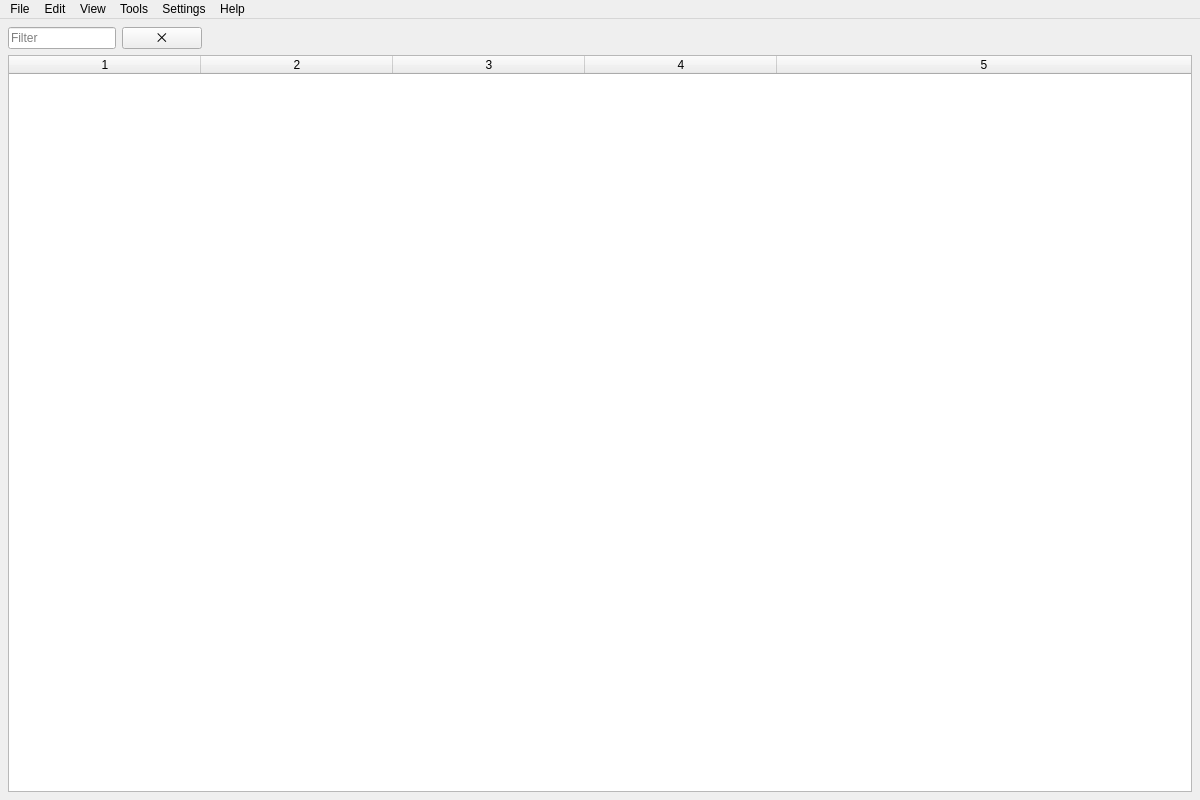
Ich73/BinJEditor, file Resources/Forms/window.ui: the form before one commit.
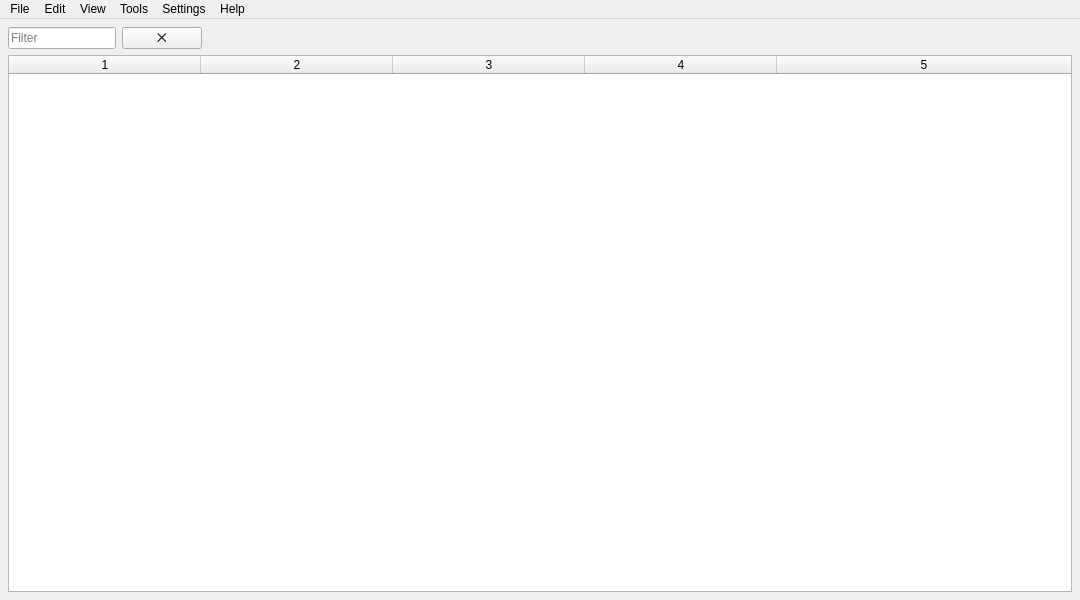
The form after the commit.

```diff
--- a/Resources/Forms/window.ui
+++ b/Resources/Forms/window.ui
@@ -6,8 +6,8 @@
    <rect>
     <x>0</x>
     <y>0</y>
-    <width>1200</width>
-    <height>800</height>
+    <width>1080</width>
+    <height>600</height>
    </rect>
   </property>
   <property name="windowTitle">
@@ -134,7 +134,7 @@
     <rect>
      <x>0</x>
      <y>0</y>
-     <width>1200</width>
+     <width>1080</width>
      <height>21</height>
     </rect>
    </property>
```
Left out of the diff: 6 changed lines with no effect on the pictures.
